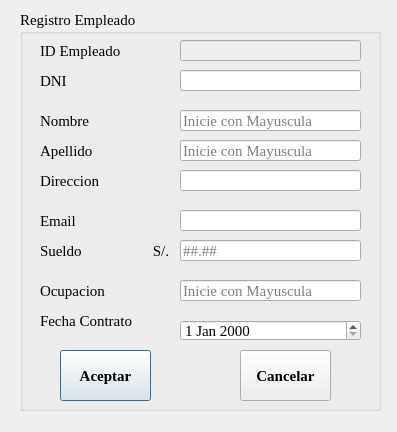
Qt form Sistema_de_Registro_de_Hotel/gui_empleado.ui (JeffersonFarCar/Sistema-de-Registro-de-Hotel) before a commit.
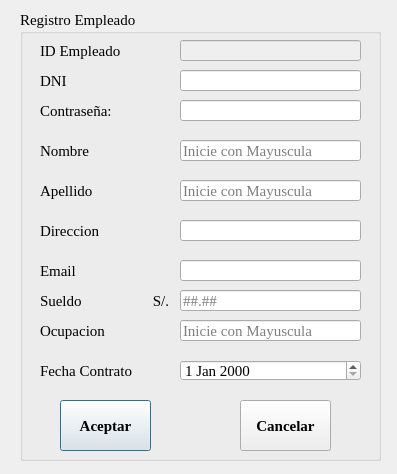
The same form after that commit.

Patch:
```diff
--- a/Sistema_de_Registro_de_Hotel/gui_empleado.ui
+++ b/Sistema_de_Registro_de_Hotel/gui_empleado.ui
@@ -10,7 +10,7 @@
     <x>0</x>
     <y>0</y>
     <width>397</width>
-    <height>432</height>
+    <height>474</height>
    </rect>
   </property>
   <property name="windowTitle">
@@ -22,7 +22,7 @@
      <x>20</x>
      <y>10</y>
      <width>361</width>
-     <height>401</height>
+     <height>451</height>
     </rect>
    </property>
    <property name="font">
@@ -51,7 +51,7 @@
     <property name="geometry">
      <rect>
       <x>20</x>
-      <y>100</y>
+      <y>130</y>
       <width>71</width>
       <height>21</height>
      </rect>
@@ -64,7 +64,7 @@
     <property name="geometry">
      <rect>
       <x>20</x>
-      <y>130</y>
+      <y>170</y>
       <width>71</width>
       <height>21</height>
      </rect>
@@ -77,7 +77,7 @@
     <property name="geometry">
      <rect>
       <x>20</x>
-      <y>160</y>
+      <y>210</y>
       <width>71</width>
       <height>21</height>
      </rect>
@@ -90,7 +90,7 @@
     <property name="geometry">
      <rect>
       <x>20</x>
-      <y>200</y>
+      <y>250</y>
       <width>71</width>
       <height>21</height>
      </rect>
@@ -103,7 +103,7 @@
     <property name="geometry">
      <rect>
       <x>20</x>
-      <y>230</y>
+      <y>280</y>
       <width>131</width>
       <height>21</height>
      </rect>
@@ -116,7 +116,7 @@
     <property name="geometry">
      <rect>
       <x>20</x>
-      <y>270</y>
+      <y>310</y>
       <width>71</width>
       <height>21</height>
      </rect>
@@ -129,7 +129,7 @@
     <property name="geometry">
      <rect>
       <x>20</x>
-      <y>300</y>
+      <y>350</y>
       <width>111</width>
       <height>21</height>
      </rect>
@@ -142,7 +142,7 @@
     <property name="geometry">
      <rect>
       <x>160</x>
-      <y>100</y>
+      <y>130</y>
       <width>181</width>
       <height>21</height>
      </rect>
@@ -155,7 +155,7 @@
     <property name="geometry">
      <rect>
       <x>160</x>
-      <y>130</y>
+      <y>170</y>
       <width>181</width>
       <height>21</height>
      </rect>
@@ -168,7 +168,7 @@
     <property name="geometry">
      <rect>
       <x>160</x>
-      <y>160</y>
+      <y>210</y>
       <width>181</width>
       <height>21</height>
      </rect>
@@ -178,7 +178,7 @@
     <property name="geometry">
      <rect>
       <x>160</x>
-      <y>200</y>
+      <y>250</y>
       <width>181</width>
       <height>21</height>
      </rect>
@@ -188,7 +188,7 @@
     <property name="geometry">
      <rect>
       <x>160</x>
-      <y>230</y>
+      <y>280</y>
       <width>181</width>
       <height>21</height>
      </rect>
@@ -204,7 +204,7 @@
     <property name="geometry">
      <rect>
       <x>160</x>
-      <y>270</y>
+      <y>310</y>
       <width>181</width>
       <height>21</height>
      </rect>
@@ -217,7 +217,7 @@
     <property name="geometry">
      <rect>
       <x>160</x>
-      <y>310</y>
+      <y>350</y>
       <width>181</width>
       <height>21</height>
      </rect>
@@ -227,7 +227,7 @@
     <property name="geometry">
      <rect>
       <x>40</x>
-      <y>340</y>
+      <y>390</y>
       <width>91</width>
       <height>51</height>
      </rect>
@@ -248,7 +248,7 @@
     <property name="geometry">
      <rect>
       <x>220</x>
-      <y>340</y>
+      <y>390</y>
       <width>91</width>
       <height>51</height>
      </rect>
@@ -301,6 +301,32 @@
      </rect>
     </property>
    </widget>
+   <widget class="QLineEdit" name="lineEdit_contrasenaE">
+    <property name="geometry">
+     <rect>
+      <x>160</x>
+      <y>90</y>
+      <width>181</width>
+      <height>21</height>
+     </rect>
+    </property>
+    <property name="echoMode">
+     <enum>QLineEdit::PasswordEchoOnEdit</enum>
+    </property>
+   </widget>
+   <widget class="QLabel" name="label_10">
+    <property name="geometry">
+     <rect>
+      <x>20</x>
+      <y>90</y>
+      <width>91</width>
+      <height>21</height>
+     </rect>
+    </property>
+    <property name="text">
+     <string>Contraseña:</string>
+    </property>
+   </widget>
   </widget>
  </widget>
  <resources/>
```
